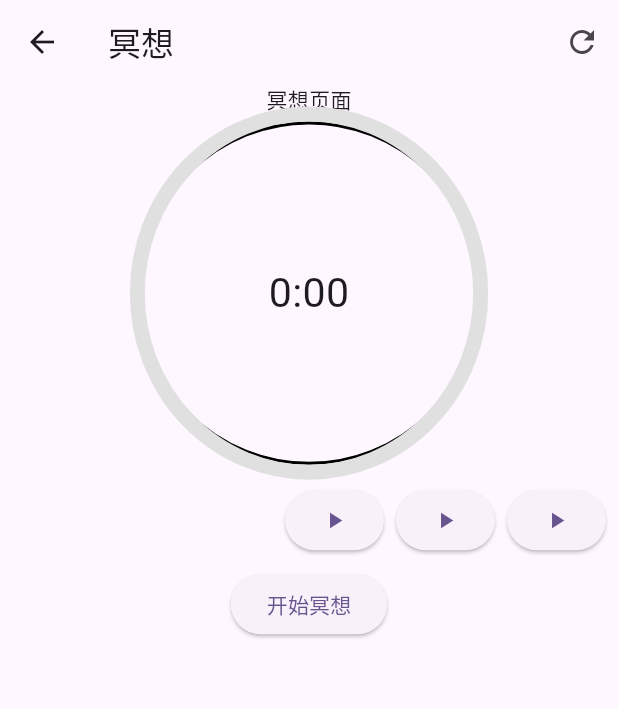
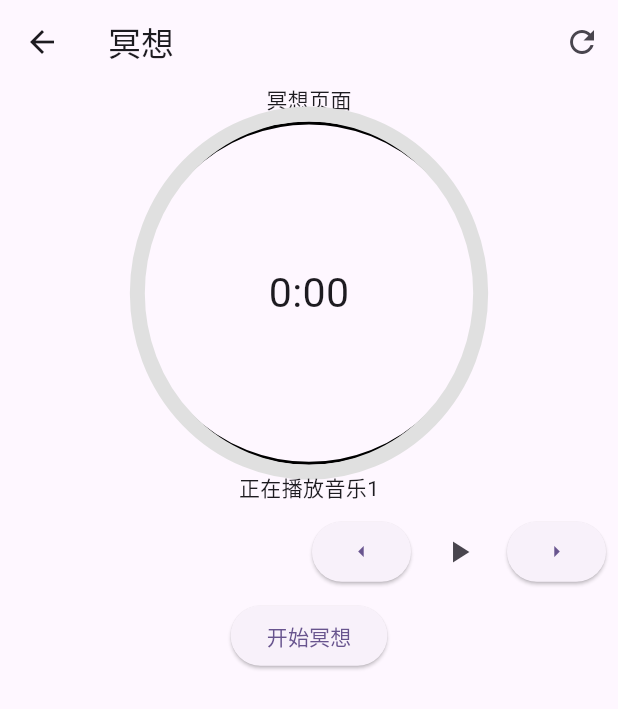
Before and after one commit to Jarvis636431/Emotion, a Flutter app: the FunctionsPages screen opened directly, after a tap on the "play arrow" icon, on a phone screen of 412 x 824 dp. Shown: the top 709 px of the screen. Run offline on Flutter 3.47's test engine with Material 3 defaults, Android fonts, the light colour scheme and no system bars; our stand-ins replace audioplayers, flutter_screenutil.

Commit message:
[fea]实现了音乐播放器功能，等待音源

```diff
--- a/lib/FunctionPages/ThinkPage.dart
+++ b/lib/FunctionPages/ThinkPage.dart
@@ -2,6 +2,7 @@ import 'dart:async';
 import 'package:flutter/gestures.dart';
 import 'package:flutter/material.dart';
 import 'package:flutter_screenutil/flutter_screenutil.dart';
+import 'package:audioplayers/audioplayers.dart';
 
 class FunctionsPages extends StatefulWidget {
   @override
@@ -9,7 +10,6 @@ class FunctionsPages extends StatefulWidget {
 }
 
 class _FunctionsPagesState extends State<FunctionsPages> {
-
   Timer? _timer;
   int _start = 0;
   bool _isRunning = false;
@@ -25,6 +25,7 @@ class _FunctionsPagesState extends State<FunctionsPages> {
       });
     });
   }
+
   void _pauseTimer() {
     if (!_isRunning) return;
     setState(() {
@@ -41,16 +42,61 @@ class _FunctionsPagesState extends State<FunctionsPages> {
     _timer?.cancel();
   }
 
-  @override
-  void dispose() {
-    _timer?.cancel();
-    super.dispose();
-  }
-
   String _formatTime(int seconds) {
     final int minutes = seconds ~/ 60;
     final int remainingSeconds = seconds % 60;
     return '$minutes:${remainingSeconds.toString().padLeft(2, '0')}';
+  }
+
+  AudioPlayer _audioPlayer = AudioPlayer();
+  List<String> _songs = [
+    'assets/songs/meditation.mp3',
+    'assets/songs/meditation2.mp3',
+    'assets/songs/meditation3.mp3',
+  ];
+  int _currentSongIndex = 0;
+  bool _isPlaying = false;
+
+  void _playPause() {
+    if (_isPlaying) {
+      _audioPlayer.pause();
+    } else {
+      _audioPlayer.play(_songs[_currentSongIndex] as Source);
+    }
+    setState(() {
+      _isPlaying = !_isPlaying;
+    });
+  }
+
+  void _next() {
+    if (_currentSongIndex < _songs.length - 1) {
+      _currentSongIndex++;
+    } else {
+      _currentSongIndex = 0;
+    }
+    _audioPlayer.play(_songs[_currentSongIndex] as Source);
+    setState(() {
+      _isPlaying = true;
+    });
+  }
+
+  void _previous() {
+    if (_currentSongIndex > 0) {
+      _currentSongIndex--;
+    } else {
+      _currentSongIndex = _songs.length - 1;
+    }
+    _audioPlayer.play(_songs[_currentSongIndex] as Source);
+    setState(() {
+      _isPlaying = true;
+    });
+  }
+
+  @override
+  void dispose() {
+    _timer?.cancel();
+    _audioPlayer.dispose();
+    super.dispose();
   }
 
   @override
@@ -106,25 +152,28 @@ class _FunctionsPagesState extends State<FunctionsPages> {
             ),
           ],
         ),
+        Text(
+          '正在播放音乐${_currentSongIndex + 1}'
+        ),
         ButtonBar(
           children: [
             ElevatedButton(
               onPressed: () {
-                Navigator.pushNamed(context, '/meditation');
+                _previous();
               },
-              child: Icon(Icons.play_arrow),
+              child: Icon(Icons.arrow_left),
+            ),
+            IconButton(
+              onPressed: () {
+                _playPause();
+              },
+              icon: Icon(_isPlaying ? Icons.pause : Icons.play_arrow),
             ),
             ElevatedButton(
               onPressed: () {
-                Navigator.pushNamed(context, '/meditation');
+                _next();
               },
-              child: Icon(Icons.play_arrow),
-            ),
-            ElevatedButton(
-              onPressed: () {
-                Navigator.pushNamed(context, '/meditation');
-              },
-              child: Icon(Icons.play_arrow),
+              child: Icon(Icons.arrow_right),
             ),
           ],
         ),
@@ -132,7 +181,9 @@ class _FunctionsPagesState extends State<FunctionsPages> {
           onPressed: () {
             _isRunning ? _pauseTimer() : _startTimer();
           },
-          child: Text('开始冥想'),
+          child: Text(
+            _isRunning ? '暂停冥想' : '开始冥想',
+          ),
         ),
       ]),
     );
--- a/pubspec.yaml
+++ b/pubspec.yaml
@@ -47,6 +47,7 @@ dev_dependencies:
   # rules and activating additional ones.
   flutter_lints: ^3.0.0
   flutter_screenutil: ^5.9.0
+  audioplayers: ^6.0.0
 
 # For information on the generic Dart part of this file, see the
 # following page: https://dart.dev/tools/pub/pubspec
```
Also changed, not shown: pubspec.lock, 5 other files.
